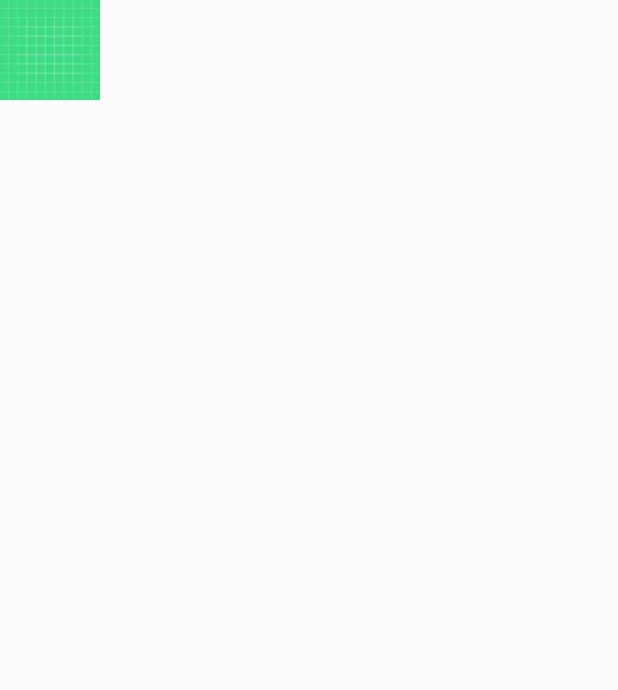
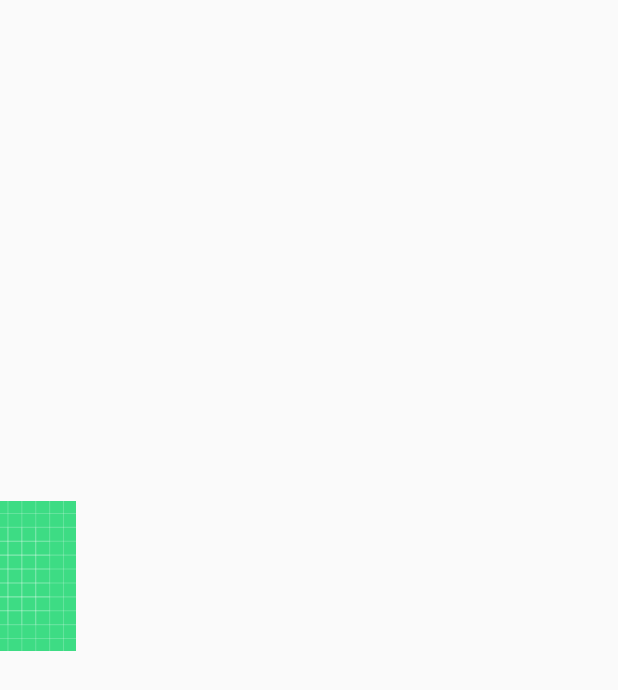
Before and after one commit to chpack/RealStar, an Android app: the layout sky_layout.xml on its own in the app's theme, with its tools: preview values and no code run, on a phone screen of 412 x 824 dp. Shown: the top 690 px of the screen. Run offline under Robolectric (Android 15) with nearby library versions, the phone set to English and light mode, and no system bars.

Commit message:
Reorder xml layout file

```diff
--- a/app/src/main/res/layout/sky_layout.xml
+++ b/app/src/main/res/layout/sky_layout.xml
@@ -6,62 +6,6 @@
     android:layout_width="match_parent"
     android:layout_height="match_parent">
 
-    <ImageView
-        android:id="@+id/star_0"
-        android:layout_width="100px"
-        android:layout_height="100px"
-        app:srcCompat="@drawable/ic_launcher_background"
-        tools:layout_editor_absoluteX="74dp"
-        tools:layout_editor_absoluteY="126dp" />
-
-    <ImageView
-        android:id="@+id/star_1"
-        android:layout_width="100px"
-        android:layout_height="100px"
-        app:srcCompat="@drawable/ic_launcher_background"
-        tools:layout_editor_absoluteX="74dp"
-        tools:layout_editor_absoluteY="126dp" />
-
-    <ImageView
-        android:id="@+id/star_2"
-        android:layout_width="100px"
-        android:layout_height="100px"
-        app:srcCompat="@drawable/ic_launcher_background"
-        tools:layout_editor_absoluteX="74dp"
-        tools:layout_editor_absoluteY="126dp" />
-
-    <ImageView
-        android:id="@+id/star_3"
-        android:layout_width="100px"
-        android:layout_height="100px"
-        app:srcCompat="@drawable/ic_launcher_background"
-        tools:layout_editor_absoluteX="74dp"
-        tools:layout_editor_absoluteY="126dp" />
-
-    <ImageView
-        android:id="@+id/star_4"
-        android:layout_width="100px"
-        android:layout_height="100px"
-        app:srcCompat="@drawable/ic_launcher_background"
-        tools:layout_editor_absoluteX="74dp"
-        tools:layout_editor_absoluteY="126dp" />
-
-    <ImageView
-        android:id="@+id/star_5"
-        android:layout_width="100px"
-        android:layout_height="100px"
-        app:srcCompat="@drawable/ic_launcher_background"
-        tools:layout_editor_absoluteX="74dp"
-        tools:layout_editor_absoluteY="126dp" />
-
-    <ImageView
-        android:id="@+id/star_6"
-        android:layout_width="100px"
-        android:layout_height="100px"
-        app:srcCompat="@drawable/ic_launcher_background"
-        tools:layout_editor_absoluteX="74dp"
-        tools:layout_editor_absoluteY="126dp" />
-
     <View
         android:id="@+id/pointer"
         android:layout_width="0dp"
@@ -69,4 +13,95 @@
         android:background="#FF0000"
         app:layout_constraintLeft_toLeftOf="parent"
         app:layout_constraintTop_toTopOf="parent" />
+
+    <ImageView
+        android:id="@+id/star_0"
+        android:layout_width="100dp"
+        android:layout_height="100dp"
+        app:layout_constraintCircle="@id/pointer"
+        android:contentDescription="@string/icon"
+        app:layout_constraintCircleAngle="0"
+        app:layout_constraintCircleRadius="0dp"
+        app:srcCompat="@drawable/ic_launcher_background"
+        tools:ignore="MissingConstraints"
+        tools:layout_editor_absoluteX="74dp"
+        tools:layout_editor_absoluteY="126dp" />
+
+    <ImageView
+        android:id="@+id/star_1"
+        android:layout_width="100dp"
+        android:layout_height="100dp"
+        android:contentDescription="@string/icon"
+        app:layout_constraintCircle="@id/star_0"
+        app:layout_constraintCircleAngle="0"
+        app:layout_constraintCircleRadius="0dp"
+        app:srcCompat="@drawable/ic_launcher_background"
+        tools:ignore="MissingConstraints"
+        tools:layout_editor_absoluteX="74dp"
+        tools:layout_editor_absoluteY="126dp" />
+
+    <ImageView
+        android:id="@+id/star_2"
+        android:layout_width="100dp"
+        android:layout_height="100dp"
+        android:contentDescription="@string/icon"
+        app:layout_constraintCircle="@id/star_0"
+        app:layout_constraintCircleAngle="0"
+        app:layout_constraintCircleRadius="0dp"
+        app:srcCompat="@drawable/ic_launcher_background"
+        tools:ignore="MissingConstraints"
+        tools:layout_editor_absoluteX="74dp"
+        tools:layout_editor_absoluteY="126dp" />
+
+    <ImageView
+        android:id="@+id/star_3"
+        android:layout_width="100dp"
+        android:layout_height="100dp"
+        android:contentDescription="@string/icon"
+        app:layout_constraintCircle="@id/star_0"
+        app:layout_constraintCircleAngle="0"
+        app:layout_constraintCircleRadius="0dp"
+        app:srcCompat="@drawable/ic_launcher_background"
+        tools:ignore="MissingConstraints"
+        tools:layout_editor_absoluteX="74dp"
+        tools:layout_editor_absoluteY="126dp" />
+
+    <ImageView
+        android:id="@+id/star_4"
+        android:layout_width="100dp"
+        android:layout_height="100dp"
+        android:contentDescription="@string/icon"
+        app:layout_constraintCircle="@id/star_0"
+        app:layout_constraintCircleAngle="0"
+        app:layout_constraintCircleRadius="0dp"
+        app:srcCompat="@drawable/ic_launcher_background"
+        tools:ignore="MissingConstraints"
+        tools:layout_editor_absoluteX="74dp"
+        tools:layout_editor_absoluteY="126dp" />
+
+    <ImageView
+        android:id="@+id/star_5"
+        android:layout_width="100dp"
+        android:layout_height="100dp"
+        android:contentDescription="@string/icon"
+        app:layout_constraintCircle="@id/star_0"
+        app:layout_constraintCircleAngle="0"
+        app:layout_constraintCircleRadius="0dp"
+        app:srcCompat="@drawable/ic_launcher_background"
+        tools:ignore="MissingConstraints"
+        tools:layout_editor_absoluteX="74dp"
+        tools:layout_editor_absoluteY="126dp" />
+
+    <ImageView
+        android:id="@+id/star_6"
+        android:layout_width="100dp"
+        android:layout_height="100dp"
+        android:contentDescription="@string/icon"
+        app:layout_constraintCircle="@id/star_0"
+        app:layout_constraintCircleAngle="0"
+        app:layout_constraintCircleRadius="0dp"
+        app:srcCompat="@drawable/ic_launcher_background"
+        tools:ignore="MissingConstraints"
+        tools:layout_editor_absoluteX="74dp"
+        tools:layout_editor_absoluteY="126dp" />
 </androidx.constraintlayout.widget.ConstraintLayout>
--- a/app/src/main/res/values/strings.xml
+++ b/app/src/main/res/values/strings.xml
@@ -2,4 +2,5 @@
     <string name="app_name">RealStar</string>
     <string name="show">show</string>
     <string name="dismiss">dismiss</string>
+    <string name="icon">icon</string>
 </resources>
```
